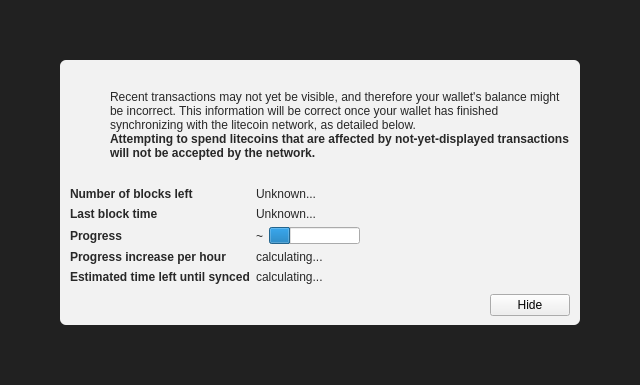
This is src/qt/forms/modaloverlay.ui in carlos17031691/familycoin as Qt 5 draws it before an edit. The edited form follows.
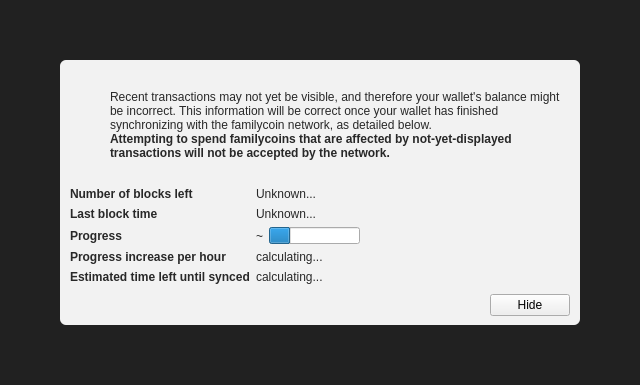
This is the edited form. Icons and pictures are not drawn. Custom widgets are drawn as their Qt base class.

What changed in the file:
```diff
--- a/src/qt/forms/modaloverlay.ui
+++ b/src/qt/forms/modaloverlay.ui
@@ -130,7 +130,7 @@
              <item>
               <widget class="QLabel" name="infoText">
                <property name="text">
-                <string>Recent transactions may not yet be visible, and therefore your wallet's balance might be incorrect. This information will be correct once your wallet has finished synchronizing with the litecoin network, as detailed below.</string>
+                <string>Recent transactions may not yet be visible, and therefore your wallet's balance might be incorrect. This information will be correct once your wallet has finished synchronizing with the familycoin network, as detailed below.</string>
                </property>
                <property name="textFormat">
                 <enum>Qt::RichText</enum>
@@ -149,7 +149,7 @@
                 </font>
                </property>
                <property name="text">
-                <string>Attempting to spend litecoins that are affected by not-yet-displayed transactions will not be accepted by the network.</string>
+                <string>Attempting to spend familycoins that are affected by not-yet-displayed transactions will not be accepted by the network.</string>
                </property>
                <property name="textFormat">
                 <enum>Qt::RichText</enum>
```
